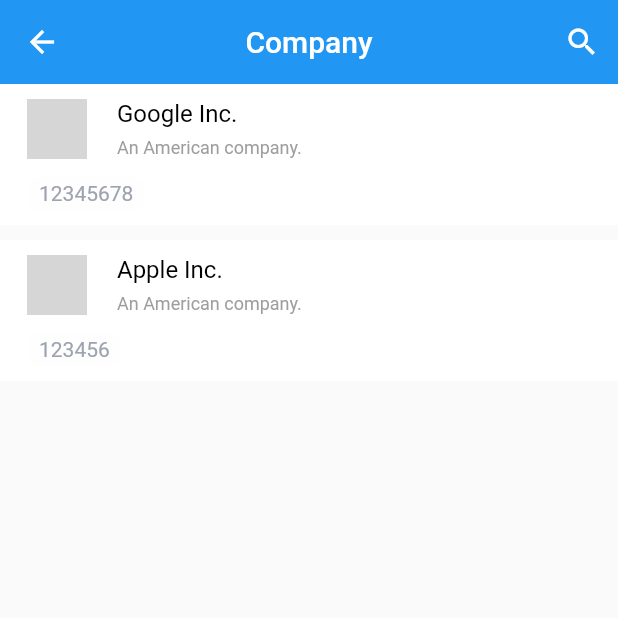
After one commit to KahinHui/flutter-hire, a Flutter app: the CompanyPage screen opened directly, after a tap on the "search" icon, on a phone screen of 412 x 824 dp, the top half of it. The commit adds this screen. Run offline on Flutter 3.47's test engine with Material 2 defaults, Android fonts, the phone set to English and light mode, and no system bars; generated files the repository leaves out were written again; network calls fail; grey boxes are pictures that could not be loaded.

Commit message:
feat: companyPage

```diff
--- a/lib/main.dart
+++ b/lib/main.dart
@@ -1,6 +1,7 @@
 import 'package:flutter/material.dart';
 import 'package:hire/common/LayoutType.dart';
 import 'package:hire/splash.dart';
+import 'package:hire/widgets/companyPage.dart';
 import 'package:hire/widgets/jobPage.dart';
 
 import 'common/Config.dart';
@@ -124,7 +125,7 @@ class _MyHomePageState extends State<MyHomePage> {
       case LayoutType.job:
         return JobPage();
       case LayoutType.company:
-        return JobPage();
+        return CompanyPage();
       case LayoutType.chat:
         return JobPage();
       case LayoutType.mine:
--- /dev/null
+++ b/lib/model/company.dart
@@ -0,0 +1,19 @@
+
+import 'package:json_annotation/json_annotation.dart';
+
+part 'company.g.dart';
+
+@JsonSerializable()
+class Company {
+  final String id;
+  final String company;
+  final String logo;
+  final String info;
+  final String hot;
+
+  Company({this.id, this.company, this.logo, this.info, this.hot});
+
+  factory Company.fromJSon(Map<String, dynamic> json) => _$CompanyFromJson(json);
+
+  Map<String, dynamic> toJson() => _$CompanyToJson(this);
+}
--- /dev/null
+++ b/lib/widgets/company/companyItem.dart
@@ -0,0 +1,72 @@
+import 'package:flutter/material.dart';
+import 'package:hire/model/company.dart';
+
+class CompanyItem extends StatelessWidget {
+  final Company company;
+  final String heroLogo;
+
+  CompanyItem({Key key, this.company, this.onPressed, @required this.heroLogo})
+      : super(key: key);
+  VoidCallback onPressed;
+
+  @override
+  Widget build(BuildContext context) {
+    return new GestureDetector(
+      onTap: onPressed,
+      child: new Container(
+        margin: const EdgeInsets.only(bottom: 10.0),
+        padding: const EdgeInsets.only(
+            left: 18.0, top: 10.0, right: 18.0, bottom: 10.0),
+        color: Colors.white,
+        child: new Column(
+          crossAxisAlignment: CrossAxisAlignment.start,
+          mainAxisSize: MainAxisSize.min,
+          children: <Widget>[
+            new Row(
+              children: <Widget>[
+                Padding(
+                  padding: EdgeInsets.only(right: 20.0),
+                  child: Hero(
+                    tag: heroLogo,
+                    child: Image.network(
+                      company.logo,
+                      width: 40,
+                    ),
+                  ),
+                ),
+                new Column(
+                  crossAxisAlignment: CrossAxisAlignment.start,
+                  children: <Widget>[
+                    Padding(
+                      padding: EdgeInsets.only(bottom: 6.0),
+                      child: Text(
+                        company.company,
+                        style: new TextStyle(color: Colors.black, fontSize: 16),
+                      ),
+                    ),
+                    Text(
+                      company.info,
+                      style: new TextStyle(color: Colors.grey, fontSize: 12),
+                    ),
+                  ],
+                ),
+              ],
+            ),
+            new Container(
+              decoration: new BoxDecoration(
+                  color: new Color(0xFF6F6F8),
+                  borderRadius: new BorderRadius.all(new Radius.circular(6.0))),
+              padding: const EdgeInsets.only(
+                  top: 3.0, bottom: 3.0, left: 8.0, right: 8.0),
+              margin: const EdgeInsets.only(top: 12.0),
+              child: Text(
+                company.hot,
+                style: new TextStyle(color: new Color(0xFF9FA3B0)),
+              ),
+            ),
+          ],
+        ),
+      ),
+    );
+  }
+}
--- /dev/null
+++ b/lib/widgets/companyPage.dart
@@ -0,0 +1,88 @@
+import 'package:flutter/material.dart';
+import 'package:hire/model/company.dart';
+import 'package:hire/widgets/company/companyItem.dart';
+
+class CompanyPage extends StatefulWidget {
+  @override
+  State<StatefulWidget> createState() => _CompanyPageState();
+}
+
+class _CompanyPageState extends State<CompanyPage>
+    with AutomaticKeepAliveClientMixin {
+  Future<List<Company>> _fetchCompanyList() async {
+    List<Company> companyList = List<Company>();
+    Company companyData = Company(
+        id: '0',
+        company: 'Google Inc.',
+        logo:
+            'https://images.theconversation.com/files/93616/original/image-20150902-6700-t2axrz.jpg',
+        info: 'An American company.',
+        hot: '12345678');
+    Company companyData1 = Company(
+        id: '1',
+        company: 'Apple Inc.',
+        logo: 'https://help.apple.com/assets/5C2D31DA0946224012A6B385/5C2D345D0946227F55A6AEB2/zh_HK/0eb401f9019e0c90e1b7e49a38052daf.png',
+        info: 'An American company.',
+        hot: '123456');
+    companyList.add(companyData);
+    companyList.add(companyData1);
+    return companyList;
+  }
+
+  @override
+  bool get wantKeepAlive => true;
+
+  @override
+  Widget build(BuildContext context) {
+    return new Scaffold(
+      appBar: new AppBar(
+        elevation: 0.0,
+        centerTitle: true,
+        title: new Text(
+          'Company',
+          style: new TextStyle(color: Colors.white, fontSize: 20.0),
+        ),
+        actions: <Widget>[
+          new IconButton(
+            icon: new Icon(
+              Icons.search,
+              color: Colors.white,
+            ),
+            onPressed: () {},
+          )
+        ],
+      ),
+      body: new Center(
+        child: FutureBuilder(
+          future: _fetchCompanyList(),
+          builder: (context, AsyncSnapshot snapshot) {
+            switch (snapshot.connectionState) {
+              case ConnectionState.none:
+              case ConnectionState.waiting:
+                return new CircularProgressIndicator();
+              default:
+                if (snapshot.hasError)
+                  return new Text('Error: ${snapshot.error}');
+                else
+                  return _createListView(context, snapshot);
+            }
+          },
+        ),
+      ),
+    );
+  }
+
+  Widget _createListView(BuildContext context, AsyncSnapshot snapshot) {
+    List<Company> companyList = snapshot.data;
+    return ListView.builder(
+        key: new PageStorageKey('company=list'),
+        itemCount: companyList.length,
+        itemBuilder: (BuildContext context, int index) {
+          return CompanyItem(
+            onPressed: () {},
+            company: companyList[index],
+            heroLogo: "heroLogo$index",
+          );
+        });
+  }
+}
```
Also changed, not shown: lib/model/company.g.dart (added).
